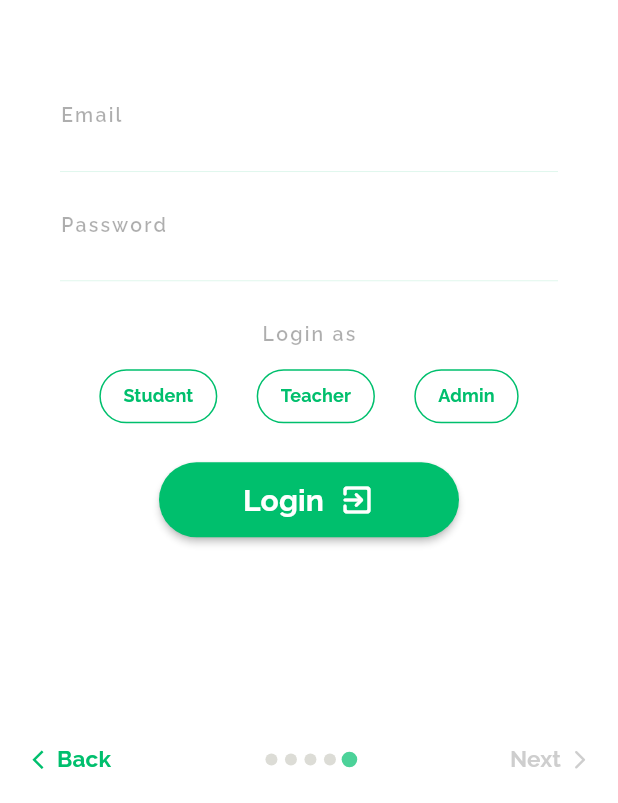
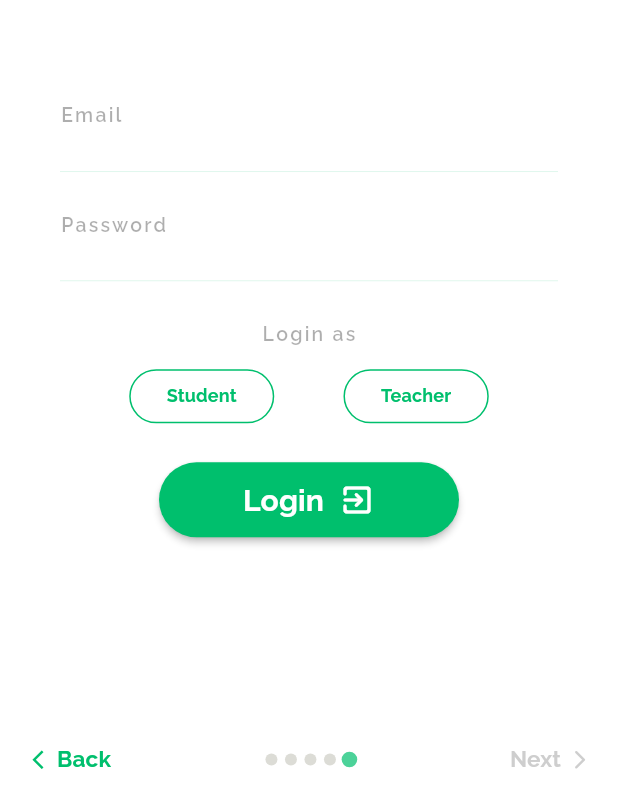
Before and after one commit to G-Paul/tsc_app_flutter, a Flutter app: the screen it shows after launch, swiped to page 5, on a phone screen of 412 x 824 dp, the part 433-1236 px from its top. Run offline on Flutter 3.47's test engine with Material 2 defaults, Android fonts, the phone set to English and light mode, and no system bars; drawn by our look-alikes of smooth_page_indicator; our stand-ins replace cloud_firestore, firebase_auth, firebase_core, firebase_storage, flutter_neumorphic, font_awesome_flutter and 6 more; missing offline and left inert: add_2_calendar, flutter_downloader, open_file_plus; accounts and stored records are empty.

Commit message:
Minor changes - student part done

```diff
--- a/lib/main.dart
+++ b/lib/main.dart
@@ -70,8 +70,8 @@ class MyApp extends StatelessWidget {
 
 Widget GetScreen(String userType) {
   switch (userType) {
-    case 'admin':
-      return MainScreen();
+    // case 'admin':
+    //   return MainScreen();
     case 'student':
       return StudentMainScreen();
     case 'teacher':
--- a/lib/screens/intro/login_page.dart
+++ b/lib/screens/intro/login_page.dart
@@ -1,6 +1,7 @@
-import 'package:firebase_storage/firebase_storage.dart';
+// import 'package:firebase_storage/firebase_storage.dart';
 import 'package:flutter/material.dart';
 import 'package:firebase_auth/firebase_auth.dart';
+import 'package:font_awesome_flutter/font_awesome_flutter.dart';
 import 'package:shared_preferences/shared_preferences.dart';
 import '/models/db/database.dart';
 
@@ -99,12 +100,18 @@ class _LoginPageState extends State<LoginPage> {
           backgroundColor:
               (userType == index) ? Theme.of(context).primaryColor : null,
           shape: const StadiumBorder(),
-          primary: Theme.of(context).primaryColor,
+          padding: EdgeInsets.symmetric(horizontal: 25),
+          foregroundColor: Theme.of(context).primaryColor,
           side: BorderSide(
             width: 1,
             color: Theme.of(context).primaryColor,
           )),
-      child: Text(
+      child: Row(
+        mainAxisAlignment: MainAxisAlignment.center,
+        crossAxisAlignment: CrossAxisAlignment.center,
+        children: [
+
+          Text(
             text,
             style: Theme.of(context).textTheme.titleSmall?.copyWith(
                   color: (index == userType)
@@ -112,6 +119,8 @@ class _LoginPageState extends State<LoginPage> {
                       : Theme.of(context).primaryColor,
                   fontSize: 12,
                 ),
+          ),
+        ],
       ),
     );
   }
@@ -253,7 +262,7 @@ class _LoginPageState extends State<LoginPage> {
                       children: [
                         CustomRadioButton("Student", 0),
                         CustomRadioButton("Teacher", 1),
-                        CustomRadioButton("Admin", 2),
+                        // CustomRadioButton("Admin", 2),
                       ],
                     ),
                   ),
--- a/lib/screens/student/student_home.dart
+++ b/lib/screens/student/student_home.dart
@@ -62,7 +62,7 @@ class _StudentHomeScreenState extends State<StudentHomeScreen> {
                 margin: EdgeInsets.symmetric(vertical: 15),
                 padding: EdgeInsets.all(20),
                 decoration: BoxDecoration(
-                  color: Theme.of(context).scaffoldBackgroundColor,
+                  color: Theme.of(context).backgroundColor,
                   borderRadius: BorderRadius.circular(12),
                   boxShadow: [
                     // For neumorphism
```
Also changed, not shown: lib/screens/student/student_download.dart (+10 -10 lines), lib/screens/student/student_exam.dart (+10 -10 lines). Lines whose indentation alone changed are shown as unchanged.
